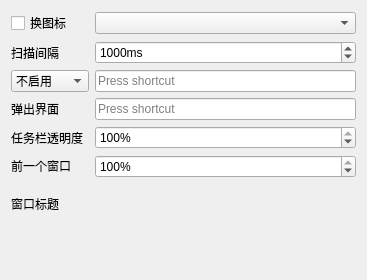
TenderChen/TransMaster, file TransMaster/TransMaster.ui: the form before one commit.
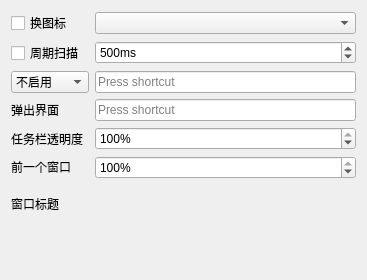
The form after the commit.

Commit message: bugfix 添加恢复和暂停机制

What changed in the file:
```diff
--- a/TransMaster/TransMaster.ui
+++ b/TransMaster/TransMaster.ui
@@ -63,14 +63,14 @@
        <number>200</number>
       </property>
       <property name="maximum">
-       <number>3000</number>
-      </property>
-      <property name="singleStep">
-       <number>100</number>
-      </property>
-      <property name="value">
        <number>1000</number>
       </property>
+      <property name="singleStep">
+       <number>100</number>
+      </property>
+      <property name="value">
+       <number>500</number>
+      </property>
      </widget>
     </item>
     <item row="3" column="1">
@@ -114,13 +114,6 @@
       </property>
      </widget>
     </item>
-    <item row="1" column="0">
-     <widget class="QLabel" name="label">
-      <property name="text">
-       <string>扫描间隔</string>
-      </property>
-     </widget>
-    </item>
     <item row="5" column="0">
      <widget class="QLabel" name="label_last">
       <property name="text">
@@ -167,6 +160,16 @@
       </property>
      </widget>
     </item>
+    <item row="1" column="0">
+     <widget class="QCheckBox" name="checkBox_scan">
+      <property name="text">
+       <string>周期扫描</string>
+      </property>
+      <property name="checked">
+       <bool>false</bool>
+      </property>
+     </widget>
+    </item>
    </layout>
   </widget>
  </widget>
```
The commit also changes 2 other files.
